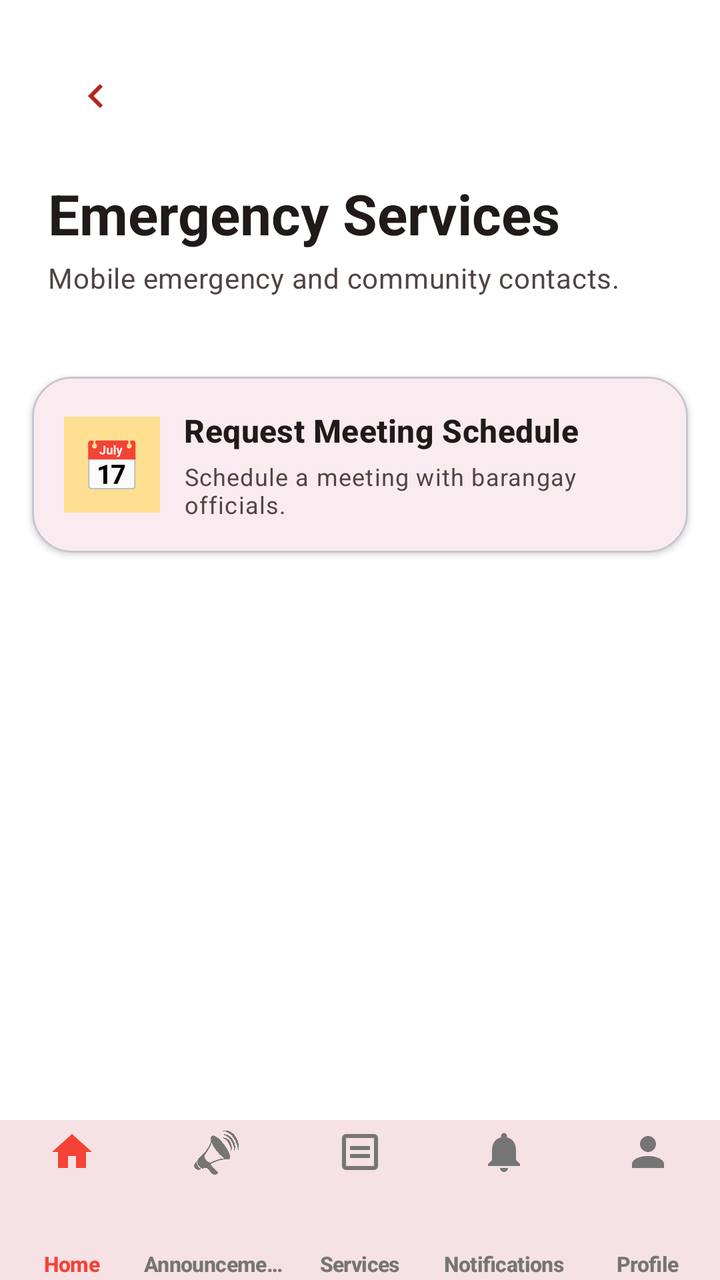
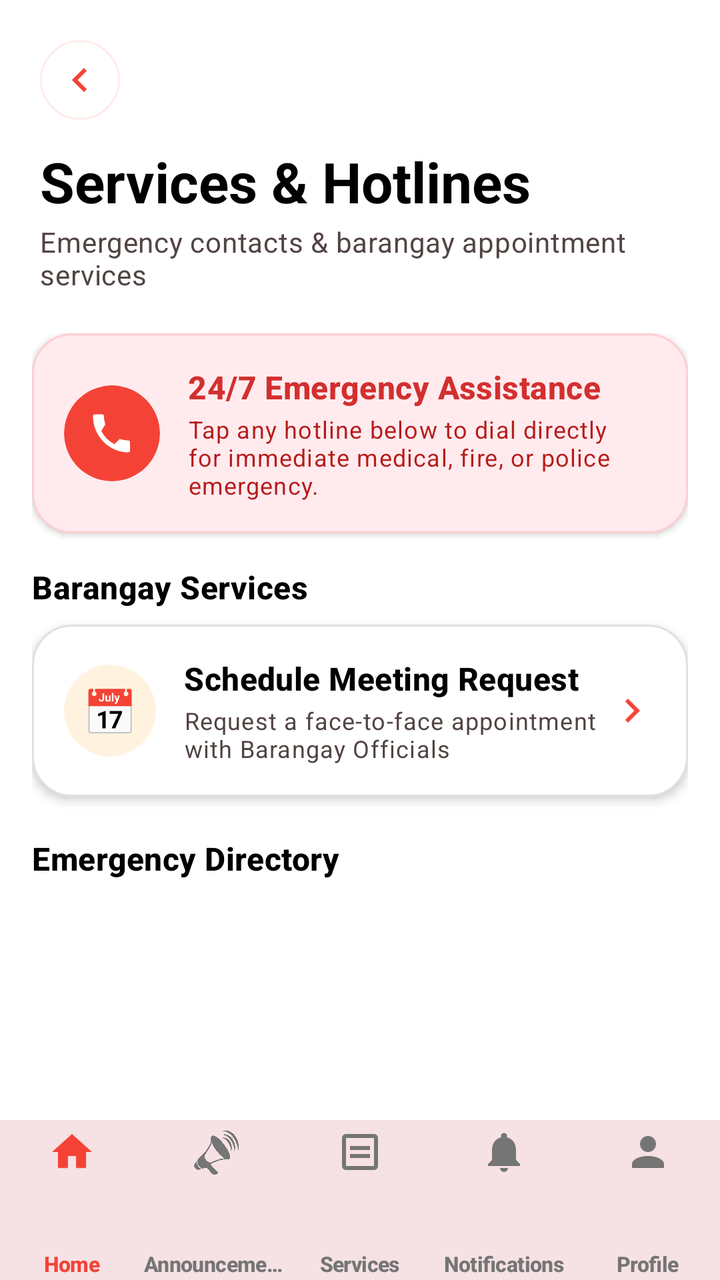

Two renders of the same Android screen: before a commit and after it. Below are the layout's source before the change and the commit's diff.
<!-- AndroidManifest.xml: application theme Theme.IServeKo -->
<!-- res/layout/activity_service.xml -->
<?xml version="1.0" encoding="utf-8"?>
<androidx.coordinatorlayout.widget.CoordinatorLayout xmlns:android="http://schemas.android.com/apk/res/android"
    xmlns:app="http://schemas.android.com/apk/res-auto"
    xmlns:tools="http://schemas.android.com/tools"
    android:id="@+id/main"
    android:layout_width="match_parent"
    android:layout_height="match_parent"
    android:background="@drawable/designbrg_v2"
    tools:context=".Service">

    <com.google.android.material.appbar.AppBarLayout
        android:layout_width="match_parent"
        android:layout_height="wrap_content"
        android:background="@android:color/transparent"
        app:elevation="0dp"
        app:liftOnScroll="false">

        <RelativeLayout
            android:layout_width="match_parent"
            android:layout_height="wrap_content"
            android:padding="24dp">

            <ImageButton
                android:id="@+id/btnBack"
                android:layout_width="48dp"
                android:layout_height="48dp"
                android:layout_alignParentStart="true"
                android:background="?attr/selectableItemBackgroundBorderless"
                android:contentDescription="@string/back_label"
                android:rotation="180"
                android:src="@drawable/ic_arrow_next"
                app:tint="?attr/colorPrimary" />

            <LinearLayout
                android:layout_width="wrap_content"
                android:layout_height="wrap_content"
                android:layout_below="@id/btnBack"
                android:layout_marginTop="16dp"
                android:orientation="vertical">

                <TextView
                    android:layout_width="wrap_content"
                    android:layout_height="wrap_content"
                    android:text="@string/services_header"
                    android:textAppearance="@style/TextAppearance.Material3.HeadlineMedium"
                    android:textColor="?attr/colorOnSurface"
                    android:textStyle="bold" />

                <TextView
                    android:layout_width="wrap_content"
                    android:layout_height="wrap_content"
                    android:layout_marginTop="4dp"
                    android:text="@string/services_subtitle"
                    android:textAppearance="@style/TextAppearance.Material3.BodyMedium"
                    android:textColor="?attr/colorOnSurfaceVariant" />
            </LinearLayout>
        </RelativeLayout>
    </com.google.android.material.appbar.AppBarLayout>

    <androidx.core.widget.NestedScrollView
        android:layout_width="match_parent"
        android:layout_height="match_parent"
        android:fillViewport="true"
        app:layout_behavior="@string/appbar_scrolling_view_behavior">

        <LinearLayout
            android:layout_width="match_parent"
            android:layout_height="wrap_content"
            android:orientation="vertical"
            android:paddingTop="8dp"
            android:paddingBottom="80dp">

            <androidx.recyclerview.widget.RecyclerView
                android:id="@+id/emergencyContactsRecyclerView"
                android:layout_width="match_parent"
                android:layout_height="wrap_content"
                android:clipToPadding="false"
                android:contentDescription="@string/emergency_contacts_description"
                android:importantForAccessibility="yes"
                android:nestedScrollingEnabled="false"
                android:overScrollMode="never" />

            <com.google.android.material.card.MaterialCardView
                android:id="@+id/cardMeetingRequest"
                style="?attr/materialCardViewElevatedStyle"
                android:layout_width="match_parent"
                android:layout_height="wrap_content"
                android:layout_marginHorizontal="16dp"
                android:layout_marginTop="8dp"
                android:layout_marginBottom="12dp"
                app:cardBackgroundColor="?attr/colorSurface"
                app:cardCornerRadius="20dp"
                app:cardElevation="2dp"
                app:strokeColor="?attr/colorOutlineVariant"
                app:strokeWidth="1dp">

                <LinearLayout
                    android:layout_width="match_parent"
                    android:layout_height="wrap_content"
                    android:gravity="center_vertical"
                    android:orientation="horizontal"
                    android:padding="16dp">

                    <TextView
                        android:layout_width="48dp"
                        android:layout_height="48dp"
                        android:background="?attr/colorSecondaryContainer"
                        android:gravity="center"
                        android:text="@string/emoji_meeting_request"
                        android:textSize="24sp" />

                    <LinearLayout
                        android:layout_width="0dp"
                        android:layout_height="wrap_content"
                        android:layout_marginStart="12dp"
                        android:layout_weight="1"
                        android:orientation="vertical">

                        <TextView
                            android:layout_width="match_parent"
                            android:layout_height="wrap_content"
                            android:text="@string/meeting_request_card_title"
                            android:textAppearance="@style/TextAppearance.Material3.TitleMedium"
                            android:textColor="?attr/colorOnSurface"
                            android:textStyle="bold" />

                        <TextView
                            android:layout_width="match_parent"
                            android:layout_height="wrap_content"
                            android:layout_marginTop="4dp"
                            android:text="@string/meeting_request_card_description"
                            android:textAppearance="@style/TextAppearance.Material3.BodySmall"
                            android:textColor="?attr/colorOnSurfaceVariant" />
                    </LinearLayout>
                </LinearLayout>
            </com.google.android.material.card.MaterialCardView>
        </LinearLayout>
    </androidx.core.widget.NestedScrollView>

    <com.google.android.material.bottomnavigation.BottomNavigationView
        android:id="@+id/bottomNavigation"
        android:layout_width="match_parent"
        android:layout_height="wrap_content"
        android:layout_gravity="bottom"
        android:background="?attr/colorSurface"
        app:elevation="8dp"
        app:itemIconTint="@color/nav_item_color"
        app:itemPaddingBottom="4dp"
        app:itemPaddingTop="4dp"
        app:itemRippleColor="#33F44336"
        app:itemTextAppearanceActive="@style/BottomNavText"
        app:itemTextAppearanceInactive="@style/BottomNavText"
        app:itemTextColor="@color/nav_item_color"
        app:labelVisibilityMode="labeled"
        app:menu="@menu/bottom_nav_menu" />

</androidx.coordinatorlayout.widget.CoordinatorLayout>
<!-- resources referenced by this layout -->
<resources>
  <!-- drawable designbrg_v2 (drawable) -->
  <?xml version="1.0" encoding="utf-8"?>
  <shape xmlns:android="http://schemas.android.com/apk/res/android">
       <solid android:color="#FFFFFFFF"/>
  </shape>
  <!-- drawable ic_arrow_next (drawable) -->
  <vector xmlns:android="http://schemas.android.com/apk/res/android"
      android:width="24dp"
      android:height="24dp"
      android:viewportWidth="24"
      android:viewportHeight="24">
      <path
          android:fillColor="#FF000000"
          android:pathData="M8.59,16.59L13.17,12L8.59,7.41L10,6L16,12L10,18L8.59,16.59Z"/>
  </vector>
  <string name="back_label">← Back</string>
  <string name="emergency_contacts_description">Emergency contact list</string>
  <string name="emoji_meeting_request">📅</string>
  <string name="meeting_request_card_description">Schedule a meeting with barangay officials.</string>
  <string name="meeting_request_card_title">Request Meeting Schedule</string>
  <string name="services_header">Emergency Services</string>
  <string name="services_subtitle">Mobile emergency and community contacts.</string>
  <style name="BottomNavText" parent="TextAppearance.Material3.LabelSmall">
          <item name="android:textSize">10.5sp</item>
          <item name="android:textStyle">bold</item>
          <item name="android:includeFontPadding">false</item>
          <item name="android:letterSpacing">-0.02</item>
      </style>
  <style name="Theme.IServeKo" parent="Base.Theme.IServeKo" />
  <color name="primary">#B3261E</color>
  <color name="onPrimary">#FFFFFFFF</color>
  <color name="primaryContainer">#F9DEDC</color>
  <color name="onPrimaryContainer">#410E0B</color>
  <color name="secondary">#775A00</color>
  <color name="onSecondary">#FFFFFFFF</color>
  <color name="secondaryContainer">#FFDF91</color>
  <color name="onSecondaryContainer">#251A00</color>
  <color name="surface">#FFFBFF</color>
  <color name="onSurface">#201A19</color>
  <color name="surfaceVariant">#F4EDEA</color>
  <color name="onSurfaceVariant">#514442</color>
  <color name="outline">#857370</color>
  <!-- unchanged entries left out for length: 1 -->
</resources>

<!-- the commit's change to res/layout/activity_service.xml (unified diff, before → after) -->
@@ -18,41 +18,43 @@
         <RelativeLayout
             android:layout_width="match_parent"
             android:layout_height="wrap_content"
-            android:padding="24dp">
+            android:paddingHorizontal="20dp"
+            android:paddingTop="20dp"
+            android:paddingBottom="12dp">
 
             <ImageButton
                 android:id="@+id/btnBack"
-                android:layout_width="48dp"
-                android:layout_height="48dp"
+                android:layout_width="40dp"
+                android:layout_height="40dp"
                 android:layout_alignParentStart="true"
-                android:background="?attr/selectableItemBackgroundBorderless"
+                android:background="@drawable/bg_back_button"
                 android:contentDescription="@string/back_label"
                 android:rotation="180"
                 android:src="@drawable/ic_arrow_next"
-                app:tint="?attr/colorPrimary" />
+                app:tint="#F44336" />
 
             <LinearLayout
                 android:layout_width="wrap_content"
                 android:layout_height="wrap_content"
                 android:layout_below="@id/btnBack"
-                android:layout_marginTop="16dp"
+                android:layout_marginTop="12dp"
                 android:orientation="vertical">
 
                 <TextView
                     android:layout_width="wrap_content"
                     android:layout_height="wrap_content"
-                    android:text="@string/services_header"
+                    android:text="Services &amp; Hotlines"
                     android:textAppearance="@style/TextAppearance.Material3.HeadlineMedium"
-                    android:textColor="?attr/colorOnSurface"
+                    android:textColor="@color/black"
                     android:textStyle="bold" />
 
                 <TextView
                     android:layout_width="wrap_content"
                     android:layout_height="wrap_content"
-                    android:layout_marginTop="4dp"
-                    android:text="@string/services_subtitle"
+                    android:layout_marginTop="2dp"
+                    android:text="Emergency contacts &amp; barangay appointment services"
                     android:textAppearance="@style/TextAppearance.Material3.BodyMedium"
-                    android:textColor="?attr/colorOnSurfaceVariant" />
+                    android:textColor="@color/onSurfaceVariant" />
             </LinearLayout>
         </RelativeLayout>
     </com.google.android.material.appbar.AppBarLayout>
@@ -67,8 +69,161 @@
             android:layout_width="match_parent"
             android:layout_height="wrap_content"
             android:orientation="vertical"
+            android:paddingHorizontal="16dp"
             android:paddingTop="8dp"
-            android:paddingBottom="80dp">
+            android:paddingBottom="90dp">
+
+            
+            <com.google.android.material.card.MaterialCardView
+                android:layout_width="match_parent"
+                android:layout_height="wrap_content"
+                android:layout_marginBottom="16dp"
+                app:cardBackgroundColor="#FFEBEE"
+                app:cardCornerRadius="20dp"
+                app:cardElevation="2dp"
+                app:strokeColor="#FFCDD2"
+                app:strokeWidth="1dp">
+
+                <LinearLayout
+                    android:layout_width="match_parent"
+                    android:layout_height="wrap_content"
+                    android:gravity="center_vertical"
+                    android:orientation="horizontal"
+                    android:padding="16dp">
+
+                    <com.google.android.material.card.MaterialCardView
+                        android:layout_width="48dp"
+                        android:layout_height="48dp"
+                        app:cardBackgroundColor="#F44336"
+                        app:cardCornerRadius="24dp"
+                        app:cardElevation="0dp"
+                        app:strokeWidth="0dp">
+
+                        <ImageView
+                            android:layout_width="24dp"
+                            android:layout_height="24dp"
+                            android:layout_gravity="center"
+                            android:src="@drawable/ic_emergency_call"
+                            app:tint="@color/white"
+                            tools:ignore="ContentDescription" />
+                    </com.google.android.material.card.MaterialCardView>
+
+                    <LinearLayout
+                        android:layout_width="0dp"
+                        android:layout_height="wrap_content"
+                        android:layout_marginStart="14dp"
+                        android:layout_weight="1"
+                        android:orientation="vertical">
+
+                        <TextView
+                            android:layout_width="match_parent"
+                            android:layout_height="wrap_content"
+                            android:text="24/7 Emergency Assistance"
+                            android:textAppearance="@style/TextAppearance.Material3.TitleMedium"
+                            android:textColor="#D32F2F"
+                            android:textStyle="bold" />
+
+                        <TextView
+                            android:layout_width="match_parent"
+                            android:layout_height="wrap_content"
+                            android:layout_marginTop="2dp"
+                            android:text="Tap any hotline below to dial directly for immediate medical, fire, or police emergency."
+                            android:textAppearance="@style/TextAppearance.Material3.BodySmall"
+                            android:textColor="#B71C1C" />
+                    </LinearLayout>
+                </LinearLayout>
+            </com.google.android.material.card.MaterialCardView>
+
+            
+            <TextView
+                android:layout_width="wrap_content"
+                android:layout_height="wrap_content"
+                android:layout_marginBottom="8dp"
+                android:text="Barangay Services"
+                android:textAppearance="@style/TextAppearance.Material3.TitleMedium"
+                android:textColor="@color/black"
+                android:textStyle="bold" />
+
+            <com.google.android.material.card.MaterialCardView
+                android:id="@+id/cardMeetingRequest"
+                style="?attr/materialCardViewElevatedStyle"
+                android:layout_width="match_parent"
+                android:layout_height="wrap_content"
+                android:layout_marginBottom="20dp"
+                android:clickable="true"
+                android:focusable="true"
+                android:foreground="?attr/selectableItemBackground"
+                app:cardBackgroundColor="@color/white"
+                app:cardCornerRadius="20dp"
+                app:cardElevation="3dp"
+                app:strokeColor="#E0E0E0"
+                app:strokeWidth="1dp">
+
+                <LinearLayout
+                    android:layout_width="match_parent"
+                    android:layout_height="wrap_content"
+                    android:gravity="center_vertical"
+                    android:orientation="horizontal"
+                    android:padding="16dp">
+
+                    <com.google.android.material.card.MaterialCardView
+                        android:layout_width="46dp"
+                        android:layout_height="46dp"
+                        app:cardBackgroundColor="#FFF3E0"
+                        app:cardCornerRadius="23dp"
+                        app:cardElevation="0dp"
+                        app:strokeWidth="0dp">
+
+                        <TextView
+                            android:layout_width="wrap_content"
+                            android:layout_height="wrap_content"
+                            android:layout_gravity="center"
+                            android:text="📅"
+                            android:textSize="22sp" />
+                    </com.google.android.material.card.MaterialCardView>
+
+                    <LinearLayout
+                        android:layout_width="0dp"
+                        android:layout_height="wrap_content"
+                        android:layout_marginStart="14dp"
+                        android:layout_weight="1"
+                        android:orientation="vertical">
+
+                        <TextView
+                            android:layout_width="match_parent"
+                            android:layout_height="wrap_content"
+                            android:text="Schedule Meeting Request"
+                            android:textAppearance="@style/TextAppearance.Material3.TitleMedium"
+                            android:textColor="@color/black"
+                            android:textStyle="bold" />
+
+                        <TextView
+                            android:layout_width="match_parent"
+                            android:layout_height="wrap_content"
+                            android:layout_marginTop="2dp"
+                            android:text="Request a face-to-face appointment with Barangay Officials"
+                            android:textAppearance="@style/TextAppearance.Material3.BodySmall"
+                            android:textColor="@color/onSurfaceVariant" />
+                    </LinearLayout>
+
+                    <ImageView
+                        android:layout_width="24dp"
+                        android:layout_height="24dp"
+                        android:src="@drawable/ic_arrow_next"
+                        app:tint="#F44336"
+                        tools:ignore="ContentDescription" />
+                </LinearLayout>
+            </com.google.android.material.card.MaterialCardView>
+
+            
+            <TextView
+                android:layout_width="wrap_content"
+                android:layout_height="wrap_content"
+                android:layout_marginBottom="8dp"
+                android:text="Emergency Directory"
+                android:textAppearance="@style/TextAppearance.Material3.TitleMedium"
+                android:textColor="@color/black"
+                android:textStyle="bold" />
 
             <androidx.recyclerview.widget.RecyclerView
                 android:id="@+id/emergencyContactsRecyclerView"
@@ -80,60 +235,6 @@
                 android:nestedScrollingEnabled="false"
                 android:overScrollMode="never" />
 
-            <com.google.android.material.card.MaterialCardView
-                android:id="@+id/cardMeetingRequest"
-                style="?attr/materialCardViewElevatedStyle"
-                android:layout_width="match_parent"
-                android:layout_height="wrap_content"
-                android:layout_marginHorizontal="16dp"
-                android:layout_marginTop="8dp"
-                android:layout_marginBottom="12dp"
-                app:cardBackgroundColor="?attr/colorSurface"
-                app:cardCornerRadius="20dp"
-                app:cardElevation="2dp"
-                app:strokeColor="?attr/colorOutlineVariant"
-                app:strokeWidth="1dp">
-
-                <LinearLayout
-                    android:layout_width="match_parent"
-                    android:layout_height="wrap_content"
-                    android:gravity="center_vertical"
-                    android:orientation="horizontal"
-                    android:padding="16dp">
-
-                    <TextView
-                        android:layout_width="48dp"
-                        android:layout_height="48dp"
-                        android:background="?attr/colorSecondaryContainer"
-                        android:gravity="center"
-                        android:text="@string/emoji_meeting_request"
-                        android:textSize="24sp" />
-
-                    <LinearLayout
-                        android:layout_width="0dp"
-                        android:layout_height="wrap_content"
-                        android:layout_marginStart="12dp"
-                        android:layout_weight="1"
-                        android:orientation="vertical">
-
-                        <TextView
-                            android:layout_width="match_parent"
-                            android:layout_height="wrap_content"
-                            android:text="@string/meeting_request_card_title"
-                            android:textAppearance="@style/TextAppearance.Material3.TitleMedium"
-                            android:textColor="?attr/colorOnSurface"
-                            android:textStyle="bold" />
-
-                        <TextView
-                            android:layout_width="match_parent"
-                            android:layout_height="wrap_content"
-                            android:layout_marginTop="4dp"
-                            android:text="@string/meeting_request_card_description"
-                            android:textAppearance="@style/TextAppearance.Material3.BodySmall"
-                            android:textColor="?attr/colorOnSurfaceVariant" />
-                    </LinearLayout>
-                </LinearLayout>
-            </com.google.android.material.card.MaterialCardView>
         </LinearLayout>
     </androidx.core.widget.NestedScrollView>
 
<!-- resource entries referenced after the edit -->
@@ -1,5 +1,6 @@
 <!-- resources referenced by this layout -->
 <resources>
+  <color name="black">#FF000000</color>
   <!-- drawable designbrg_v2 (drawable) -->
   <?xml version="1.0" encoding="utf-8"?>
   <shape xmlns:android="http://schemas.android.com/apk/res/android">
@@ -15,13 +16,19 @@
           android:fillColor="#FF000000"
           android:pathData="M8.59,16.59L13.17,12L8.59,7.41L10,6L16,12L10,18L8.59,16.59Z"/>
   </vector>
+  <!-- drawable ic_emergency_call (drawable) -->
+  <?xml version="1.0" encoding="utf-8"?>
+  <vector xmlns:android="http://schemas.android.com/apk/res/android"
+      android:width="20dp"
+      android:height="20dp"
+      android:viewportWidth="24"
+      android:viewportHeight="24">
+      <path
+          android:fillColor="#FF000000"
+          android:pathData="M6.62,10.79a15.05,15.05 0,0 0,6.59 6.59l2.2,-2.2a1,1 0,0 1,1.01 -0.24c1.12,0.37 2.33,0.56 3.58,0.56a1,1 0,0 1,1 1L21,20.5a1,1 0,0 1,-1 1C10.61,21.5 2.5,13.39 2.5,3.5a1,1 0,0 1,1 -1L7,2.5a1,1 0,0 1,1 1c0,1.25 0.19,2.46 0.56,3.58a1,1 0,0 1,-0.25 1.01z"/>
+  </vector>
   <string name="back_label">← Back</string>
   <string name="emergency_contacts_description">Emergency contact list</string>
-  <string name="emoji_meeting_request">📅</string>
-  <string name="meeting_request_card_description">Schedule a meeting with barangay officials.</string>
-  <string name="meeting_request_card_title">Request Meeting Schedule</string>
-  <string name="services_header">Emergency Services</string>
-  <string name="services_subtitle">Mobile emergency and community contacts.</string>
   <style name="BottomNavText" parent="TextAppearance.Material3.LabelSmall">
           <item name="android:textSize">10.5sp</item>
           <item name="android:textStyle">bold</item>
@@ -41,6 +48,18 @@
   <color name="onSurface">#201A19</color>
   <color name="surfaceVariant">#F4EDEA</color>
   <color name="onSurfaceVariant">#514442</color>
+  <color name="white">#FFFFFFFF</color>
+  <!-- drawable bg_back_button (drawable) -->
+  <?xml version="1.0" encoding="utf-8"?>
+  <ripple xmlns:android="http://schemas.android.com/apk/res/android"
+      android:color="#33F44336">
+      <item>
+          <shape android:shape="oval">
+              <solid android:color="#FFFFFFFF" />
+              <stroke android:width="1dp" android:color="#1AF44336" />
+          </shape>
+      </item>
+  </ripple>
   <color name="outline">#857370</color>
   <!-- unchanged entries left out for length: 1 -->
 </resources>
